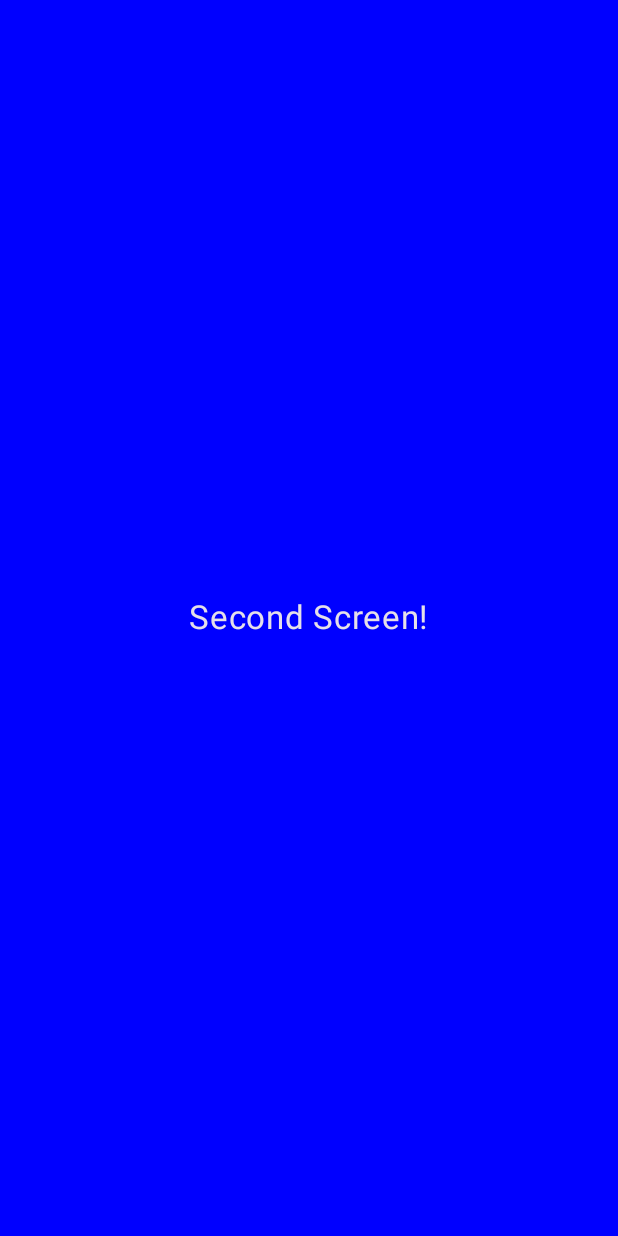
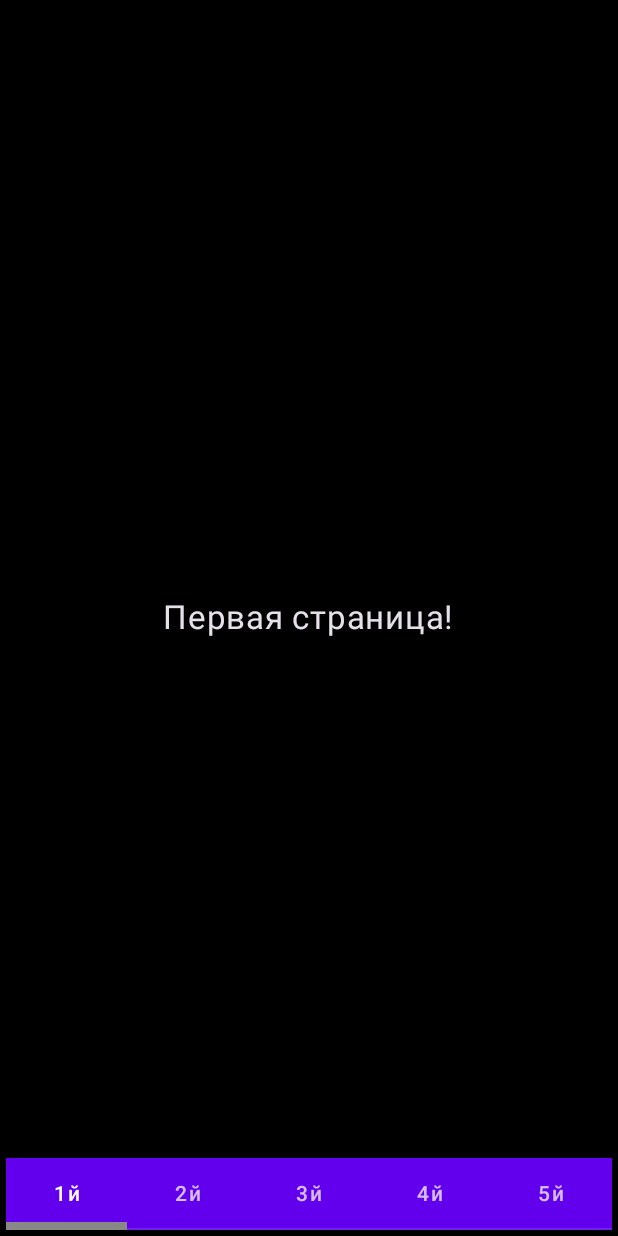
Before and after one commit to ShamsutOFF/AppForVKCup2022, an Android app built with Jetpack Compose: the SecondStageScreen screen opened through its navigation route, on a phone screen of 412 x 824 dp. Before the commit the screen is almost empty. Run offline under Robolectric (Android 15) with nearby library versions, the phone set to English and light mode, and no system bars; our stand-ins replace accompanist.

Commit message:
Поправил дизайн кнопок. Хочу поменять индикатор на пейджере

```diff
--- a/app/src/main/java/com/example/appforvkcup2022/MainActivity.kt
+++ b/app/src/main/java/com/example/appforvkcup2022/MainActivity.kt
@@ -5,25 +5,25 @@ package com.example.appforvkcup2022
 import android.os.Bundle
 import androidx.activity.ComponentActivity
 import androidx.activity.compose.setContent
-import androidx.compose.foundation.layout.Arrangement
-import androidx.compose.foundation.layout.Column
-import androidx.compose.foundation.layout.fillMaxSize
-import androidx.compose.material3.Button
-import androidx.compose.material3.MaterialTheme
-import androidx.compose.material3.Surface
-import androidx.compose.material3.Text
+import androidx.compose.foundation.layout.*
+import androidx.compose.material3.*
 import androidx.compose.runtime.Composable
 import androidx.compose.ui.Alignment
 import androidx.compose.ui.Modifier
+import androidx.compose.ui.graphics.Color
+import androidx.compose.ui.res.dimensionResource
 import androidx.compose.ui.text.font.Font
 import androidx.compose.ui.text.font.FontFamily
-import androidx.compose.ui.unit.sp
+import androidx.compose.ui.text.style.TextAlign
+import androidx.compose.ui.unit.dp
 import androidx.navigation.compose.NavHost
 import androidx.navigation.compose.composable
 import androidx.navigation.compose.rememberNavController
+import com.example.appforvkcup2022.first_stage.DIMENS
 import com.example.appforvkcup2022.first_stage.FirstStageScreen
 import com.example.appforvkcup2022.second_stage.SecondStageScreen
 import com.example.appforvkcup2022.ui.theme.AppForVKCup2022Theme
+import com.example.appforvkcup2022.ui.theme.White
 
 val sfproFont = FontFamily(Font(R.font.sfprodisp_regular))
 
@@ -32,9 +32,6 @@ class MainActivity : ComponentActivity() {
         super.onCreate(savedInstanceState)
         setContent {
             AppForVKCup2022Theme {
-                FirstStageScreen()
-
-
                 Surface(
                     modifier = Modifier.fillMaxSize(),
                     color = MaterialTheme.colorScheme.background,
@@ -49,8 +46,8 @@ class MainActivity : ComponentActivity() {
 //                                    .background(Color.Red)
                                     .fillMaxSize()
                             ) {
-                                DrawButton ({ navController.navigate("first") },"Первый раунд")
-                                DrawButton ({ navController.navigate("second") }, "Второй раунд")
+                                DrawButton({ navController.navigate("first") }, "Первый раунд")
+                                DrawButton({ navController.navigate("second") }, "Второй раунд")
                             }
                         }
                         composable("first") { FirstStageScreen() }
@@ -66,8 +63,25 @@ class MainActivity : ComponentActivity() {
 
 
 @Composable
-fun DrawButton(openScreen: () -> Unit, text:String) {
-    Button(onClick = openScreen) {
-        Text(text = text, fontSize = 22.sp)
+fun DrawButton(openScreen: () -> Unit, text: String) {
+    Button(
+        onClick = openScreen,
+        colors = ButtonDefaults.buttonColors(containerColor = White),
+        modifier = Modifier
+            .padding(
+                dimensionResource(R.dimen.padding_zero),
+                dimensionResource(R.dimen.padding_big),
+                dimensionResource(R.dimen.padding_zero),
+                dimensionResource(R.dimen.padding_zero)
+            )
+            .height(80.dp)
+            .width(211.dp)
+    ) {
+        Text(
+            fontSize = DIMENS.FONT_SIZE_18,
+            color = Color.Black,
+            text = text,
+            textAlign = TextAlign.Center
+        )
     }
 }
--- a/app/src/main/java/com/example/appforvkcup2022/first_stage/FirstStageScreen.kt
+++ b/app/src/main/java/com/example/appforvkcup2022/first_stage/FirstStageScreen.kt
@@ -26,7 +26,7 @@ import com.google.accompanist.flowlayout.FlowRow
 
 private val categories = mutableListOf<String>()
 private val buttonEnabled = mutableStateOf(false)
-private val DIMENS = Dimens()
+val DIMENS = Dimens()
 
 @Composable
 fun FirstStageScreen() {
--- a/app/src/main/java/com/example/appforvkcup2022/second_stage/SecondStageScreen.kt
+++ b/app/src/main/java/com/example/appforvkcup2022/second_stage/SecondStageScreen.kt
@@ -1,23 +1,99 @@
 package com.example.appforvkcup2022.second_stage
 
+import android.content.res.Resources.Theme
 import androidx.compose.foundation.background
-import androidx.compose.foundation.layout.Box
-import androidx.compose.foundation.layout.fillMaxSize
+import androidx.compose.foundation.layout.*
+import androidx.compose.material.*
+import androidx.compose.material3.MaterialTheme
 import androidx.compose.material3.Text
 import androidx.compose.runtime.Composable
+import androidx.compose.runtime.rememberCoroutineScope
 import androidx.compose.ui.Alignment
 import androidx.compose.ui.Modifier
 import androidx.compose.ui.graphics.Color
+import androidx.compose.ui.unit.dp
 import androidx.compose.ui.unit.sp
 
+import com.google.accompanist.pager.*
+import kotlinx.coroutines.CoroutineScope
+import kotlinx.coroutines.launch
+
+@OptIn(ExperimentalPagerApi::class)
 @Composable
 fun SecondStageScreen() {
-    Box(
-        modifier = Modifier
-            .fillMaxSize()
-            .background(Color.Blue),
-        contentAlignment = Alignment.Center
+
+    val pagerState = rememberPagerState(0)
+    val scope = rememberCoroutineScope()
+    val scaffoldState = rememberScaffoldState()
+
+    Scaffold(
+        scaffoldState = scaffoldState,
+        bottomBar = {
+            BottomAppBar(
+                backgroundColor = MaterialTheme.colorScheme.background
+            ) {
+                BottomTabRow(pagerState, scope)
+            }
+        },
+        modifier = Modifier.background(MaterialTheme.colorScheme.background),
+        content = {
+            HorizontalPager(5, state = pagerState) { page ->
+                when (page) {
+                    0 -> {
+                        CreatePage("Первая страница!")
+                    }
+                    1 -> {
+                        CreatePage("Вторая страница!")
+                    }
+                    2 -> {
+                        CreatePage("Третья страница!")
+                    }
+                    3 -> {
+                        CreatePage("Четвертая страница!")
+                    }
+                    4 -> {
+                        CreatePage("Пятая страница!")
+                    }
+                }
+            }
+        }
+    )
+}
+
+@ExperimentalPagerApi
+@Composable
+fun BottomTabRow(pagerState: PagerState, scope: CoroutineScope) {
+    TabRow(
+        selectedTabIndex = pagerState.currentPage,
+        indicator = { tabPositions ->
+            TabRowDefaults.Indicator(
+                Modifier.pagerTabIndicatorOffset(pagerState, tabPositions),
+                height = 5.dp,
+                color = Color.Gray,
+            )
+
+        }
+
     ) {
-        Text(text = "Second Screen!", fontSize = 22.sp)
+        val pages = listOf("1й", "2й", "3й", "4й", "5й")
+        pages.forEachIndexed { index, title ->
+            Tab(
+                text = { androidx.compose.material.Text(title) },
+                selected = pagerState.currentPage == index,
+                onClick = { scope.launch { pagerState.scrollToPage(index) } },
+            )
+        }
     }
 }
+
+@Composable
+fun CreatePage(text:String) {
+        Box(
+            modifier = Modifier
+                .fillMaxSize()
+                .background(MaterialTheme.colorScheme.background),
+            contentAlignment = Alignment.Center
+        ) {
+            Text(text = text, fontSize = 22.sp)
+        }
+    }
```
